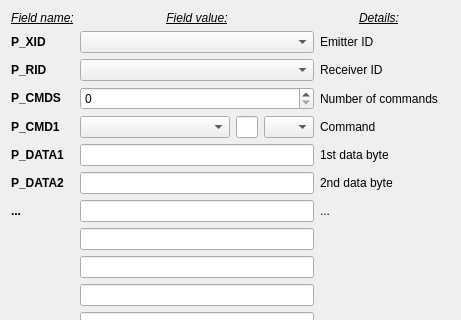
Above: ui/w_anycommand.ui from JFDuval/flexsea-plan before the change; both pictures show x 0 to 461 and y 0 to 320 of the 461 by 486 pixel window. Below: the same form after it.
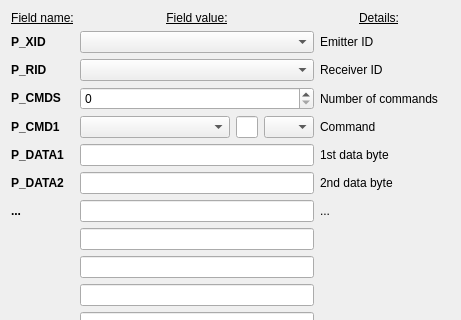
That is the form after the change.

Patch:
```diff
--- a/ui/w_anycommand.ui
+++ b/ui/w_anycommand.ui
@@ -128,21 +128,21 @@
    <item row="0" column="0">
     <widget class="QLabel" name="label_16">
      <property name="text">
-      <string>&lt;html&gt;&lt;head/&gt;&lt;body&gt;&lt;p align=&quot;center&quot;&gt;&lt;span style=&quot; font-style:italic; text-decoration: underline;&quot;&gt;Field name:&lt;/span&gt;&lt;/p&gt;&lt;/body&gt;&lt;/html&gt;</string>
+      <string>&lt;html&gt;&lt;head/&gt;&lt;body&gt;&lt;p align=&quot;center&quot;&gt;&lt;span style=&quot; text-decoration: underline;&quot;&gt;Field name:&lt;/span&gt;&lt;/p&gt;&lt;/body&gt;&lt;/html&gt;</string>
      </property>
     </widget>
    </item>
    <item row="0" column="1" colspan="3">
     <widget class="QLabel" name="label_17">
      <property name="text">
-      <string>&lt;html&gt;&lt;head/&gt;&lt;body&gt;&lt;p align=&quot;center&quot;&gt;&lt;span style=&quot; font-style:italic; text-decoration: underline;&quot;&gt;Field value:&lt;/span&gt;&lt;/p&gt;&lt;/body&gt;&lt;/html&gt;</string>
+      <string>&lt;html&gt;&lt;head/&gt;&lt;body&gt;&lt;p align=&quot;center&quot;&gt;&lt;span style=&quot; text-decoration: underline;&quot;&gt;Field value:&lt;/span&gt;&lt;/p&gt;&lt;/body&gt;&lt;/html&gt;</string>
      </property>
     </widget>
    </item>
    <item row="0" column="4">
     <widget class="QLabel" name="label_18">
      <property name="text">
-      <string>&lt;html&gt;&lt;head/&gt;&lt;body&gt;&lt;p align=&quot;center&quot;&gt;&lt;span style=&quot; font-style:italic; text-decoration: underline;&quot;&gt;Details:&lt;/span&gt;&lt;/p&gt;&lt;/body&gt;&lt;/html&gt;</string>
+      <string>&lt;html&gt;&lt;head/&gt;&lt;body&gt;&lt;p align=&quot;center&quot;&gt;&lt;span style=&quot; text-decoration: underline;&quot;&gt;Details:&lt;/span&gt;&lt;/p&gt;&lt;/body&gt;&lt;/html&gt;</string>
      </property>
     </widget>
    </item>
```
